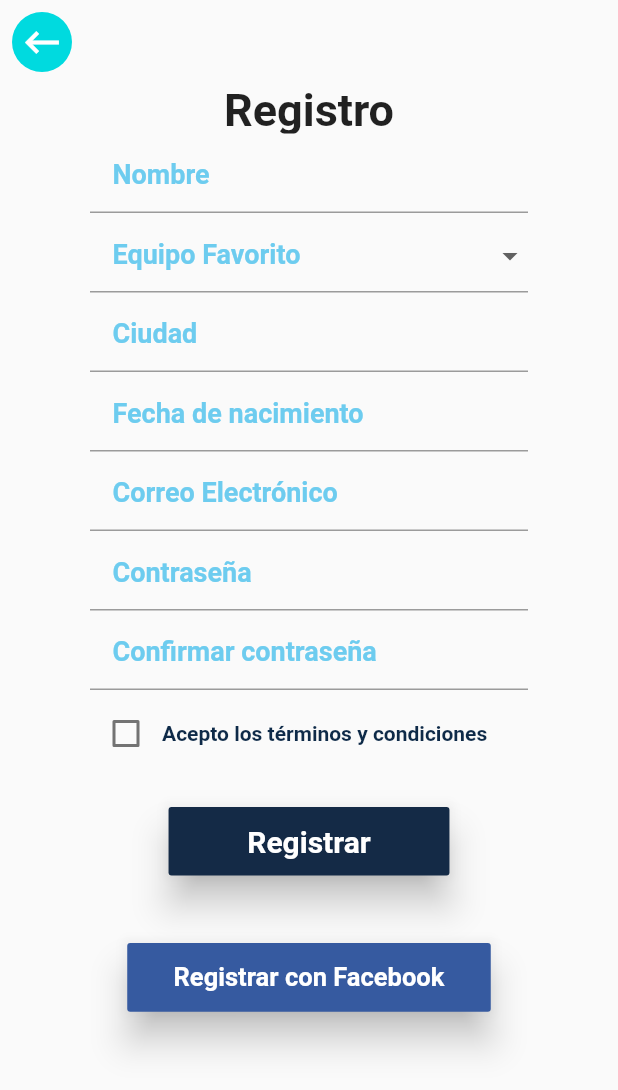
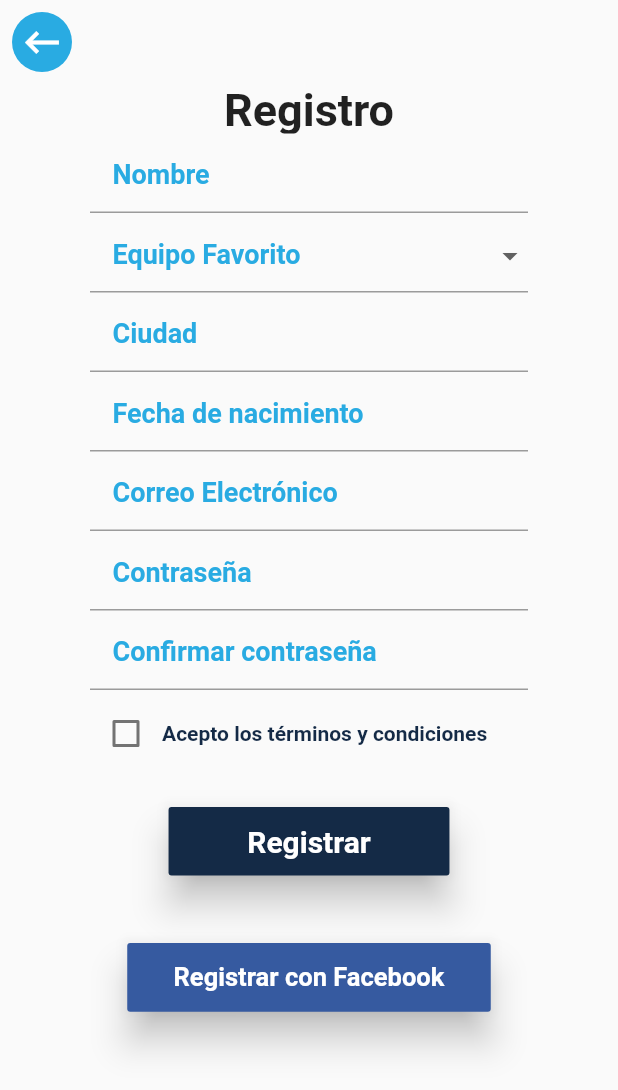
Before and after one commit to aldoulisescv/scorefan, a Flutter app: the screen it shows after launch, after a tap on "Resgistrate", on a phone screen of 412 x 824 dp. Shown: the top 1090 px of the screen. Run offline on Flutter 3.47's test engine with Material 2 defaults, Android fonts, the phone set to English and light mode, and no system bars; our stand-ins replace flutter_svg.

Commit message:
variables

```diff
--- /dev/null
+++ b/scorefan/lib/classes/variables.dart
@@ -0,0 +1,23 @@
+import 'package:flutter/material.dart';
+
+class Variables {
+
+  static const TRANSPARENTE =  Color(0x00FFFFFF);
+  static const BLANCO =  Color(0xFFFFFFFF);
+  static const GRIS =  Color(0xFFE6E6E6);
+  static const AZULCYAN =  Color(0xFF00FFFF);
+  static const AZULCLARO =  Color(0xFF29ABE2);
+  static const AZULFACEBOOK = Color(0xFF365aa0);
+  static const AZULOSCURO =  Color(0xFF142A46);
+
+  double width(double _width, double valor){
+    var result = _width * (valor/100);
+    var res =  result.toDouble();
+    return res;
+  }
+  double heigth(double _heigth, double valor){
+    var result = _heigth * (valor/100);
+    var res =  result.toDouble();
+    return res;
+  }
+}
--- a/scorefan/lib/login.dart
+++ b/scorefan/lib/login.dart
@@ -1,6 +1,8 @@
 
 import 'package:flutter/material.dart';
 import 'package:flutter_svg/flutter_svg.dart';
+import 'package:scorefan/classes/variables.dart';
+import 'package:scorefan/home.dart';
 import 'package:scorefan/signup.dart';
 
 class Login extends StatefulWidget {
@@ -9,18 +11,20 @@ class Login extends StatefulWidget {
 }
 
 class _LoginState extends State<Login>{
-
-
   @override
   Widget build(BuildContext context) {
+
+    var _height = MediaQuery.of(context).size.height;
+    var _width = MediaQuery.of(context).size.width;
+
     return   Scaffold(
       body: Center(
         child: Container(
-          height: MediaQuery.of(context).size.height,
-          width: MediaQuery.of(context).size.width,
+          height: _height,
+          width: _width,
           decoration: BoxDecoration(
             gradient: LinearGradient(
-              colors: [Color(0xFFFFFFFF),Color(0xFF142a46)],
+              colors: [Variables.BLANCO,Variables.AZULOSCURO],
               begin: Alignment.topCenter,
               end: Alignment.bottomCenter,
               stops: [0,0.82],
@@ -32,8 +36,8 @@ class _LoginState extends State<Login>{
                     center: const Alignment(0,-0.25),
                     radius:1.1,
                     colors: [
-                      const Color(0xFFFFFFFF),
-                      const Color(0X00FFFFFF),
+                       Variables.BLANCO,
+                       Variables.TRANSPARENTE,
                     ],
                      stops: [0.1,1],
                   ),
@@ -41,19 +45,19 @@ class _LoginState extends State<Login>{
             child: Column(
               children: <Widget>[
                 Container(
-                  height: MediaQuery.of(context).size.height/2.5,
+                  height: _height/2.5,
                   margin: EdgeInsets.only(top: 40, left: 20, right: 20),
                       child: SvgPicture.asset("assets/sflogo/ScoreFanLogotipo.svg"),
                 ),
                 Container(
-                  height: MediaQuery.of(context).size.height/12,
+                  height: _height/12,
                   margin: EdgeInsets.only(left: 40, right: 40),
                   child: TextField(
                     autofocus: false,
                     decoration: new InputDecoration(
                       prefixIcon: Container(
-                        height: MediaQuery.of(context).size.height/20,
-                        width: MediaQuery.of(context).size.width/8,
+                        height: _height/20,
+                        width: _width/8,
                         // color: Colors.red,
                         child:Padding(
                           padding: const EdgeInsets.only(left:0, right: 8.0, top: 8, bottom: 8),
@@ -83,14 +87,13 @@ class _LoginState extends State<Login>{
                   ),
                 ),
                 Container(
-                  height: MediaQuery.of(context).size.height/12,
+                  height: _height/12,
                   margin: EdgeInsets.only(left: 40, right: 40),
                   child: TextField(
                     decoration: new InputDecoration(
                       prefixIcon: Container(
-                        height: MediaQuery.of(context).size.height/20,
-                        width: MediaQuery.of(context).size.width/8,
-                        // color: Colors.red,
+                        height: _height/20,
+                        width: _width/8,
                         child:Padding(
                           padding: const EdgeInsets.only(left:0, right: 8.0, top: 8, bottom: 8),
                           child: SvgPicture.asset("assets/images/08Login/icon_pass.svg"),
@@ -98,20 +101,20 @@ class _LoginState extends State<Login>{
                         ),
                       labelText: "Contraseña",
                       labelStyle: TextStyle(
-                        color:  Color(0xFF29abe2) ,
+                        color:  Variables.AZULCLARO ,
                         fontWeight: FontWeight.bold,
                         fontSize: 20
                       ),
                       enabledBorder: new UnderlineInputBorder(
                         borderSide: new BorderSide(
-                          color: Color(0xFF142a46) ,
+                          color: Variables.AZULOSCURO ,
                           width: 2,
                         ),
                       ),
                       focusedBorder: new UnderlineInputBorder(
 
                         borderSide: new BorderSide(
-                          color: Color(0xFF142a46) ,
+                          color: Variables.AZULOSCURO ,
                           width: 2,
                         )
                       ),
@@ -119,25 +122,25 @@ class _LoginState extends State<Login>{
                   ),
                 ),
                 Container(
-                  height: MediaQuery.of(context).size.height/18,
-                  width: MediaQuery.of(context).size.width /2,
+                  height: _height/18,
+                  width: _width /2,
                   margin: EdgeInsets.only(top:25, bottom: 20),
                   child: RaisedButton(
                     elevation: 10,
-                    color: Color(0xFF142a46),
+                    color: Variables.AZULOSCURO,
                     child:Text("Login",
                       style: TextStyle(
                         fontSize: 20,
-                        color: Colors.white,
+                        color: Variables.BLANCO,
                         fontWeight: FontWeight.bold
                       ),
                     ),
-                    onPressed: ()=>{},
+                    onPressed: ()=>Navigator.of(context).push(new MaterialPageRoute(builder: (BuildContext context)=>new Home())),
                     ),
                 ),
                 Container(
-                  height: MediaQuery.of(context).size.height/25,
-                  width: MediaQuery.of(context).size.width /2,
+                  height: _height/25,
+                  width: _width /2,
                   margin: EdgeInsets.only(bottom: 15),
                   child: Center(
                     child: InkWell(
@@ -145,7 +148,7 @@ class _LoginState extends State<Login>{
                       child:Text('Resgistrate',
                         style: TextStyle(
                           fontSize: 20,
-                          color: Color(0xFF00ffff),
+                          color: Variables.AZULCYAN,
                           fontWeight: FontWeight.bold,
                         ),
                       )
@@ -153,15 +156,15 @@ class _LoginState extends State<Login>{
                   ),
                 ),
                 Container(
-                  height: MediaQuery.of(context).size.height/25,
-                  width: MediaQuery.of(context).size.width /2,
+                  height: _height/25,
+                  width: _width /2,
                   child: Center(
                     child: InkWell(
                       onTap: ()=>{},
                       child:Text('Olvidé mi contraseña',
                         style: TextStyle(
                           fontSize: 20,
-                          color: Colors.grey[300],
+                          color: Variables.GRIS,
                           fontStyle: FontStyle.italic
                         ),
                       )
--- a/scorefan/lib/main.dart
+++ b/scorefan/lib/main.dart
@@ -7,6 +7,7 @@ void main() => runApp(Scorefan());
 class Scorefan extends StatelessWidget {
   @override
   Widget build(BuildContext context) {
+
     return MaterialApp(
       title: 'ScoreFan',
       home: Login(),
--- a/scorefan/lib/signup.dart
+++ b/scorefan/lib/signup.dart
@@ -1,6 +1,7 @@
 import 'dart:convert';
 
 import 'package:flutter/material.dart';
+import 'package:scorefan/classes/variables.dart';
 
 class Signup extends StatefulWidget {
   @override
@@ -12,29 +13,31 @@ class _SignupState extends State<Signup> {
   bool _valueCheck = false;
   @override
   Widget build(BuildContext context) {
+    var _height = MediaQuery.of(context).size.height;
+    var _width = MediaQuery.of(context).size.width;
     return Scaffold(
       appBar: new AppBar(
         leading: IconButton(
           icon: Container(
             decoration: new BoxDecoration(
-              color: Color(0xFF00dadf),
+              color: Variables.AZULCLARO,
               shape: BoxShape.circle,
             ),
             height: 50,
             width: 50,
-            child: Icon(Icons.keyboard_backspace, color: Colors.white, size: 30,)),
+            child: Icon(Icons.keyboard_backspace, color: Variables.BLANCO, size: 30,)),
             onPressed: () => Navigator.of(context).pop(),
         ),
         backgroundColor: Colors.transparent,
         elevation: 0.0,
       ),
       body: Container(
-        height: MediaQuery.of(context).size.height,
-        width: MediaQuery.of(context).size.width,
+        height: _height,
+        width: _width,
         child: Column(
           children: <Widget>[
             Container(
-              height: MediaQuery.of(context).size.height/25,
+              height: _height/25,
               child: Center(
                 child: Text('Registro',style: TextStyle(fontSize: 30, fontWeight: FontWeight.bold),),
                 ),
@@ -50,7 +53,7 @@ class _SignupState extends State<Signup> {
                         contentPadding: EdgeInsets.only(left:15),
                         labelText: 'Nombre',
                         labelStyle: TextStyle(
-                          color: Color(0xFF6dccef),
+                          color: Variables.AZULCLARO,
                           fontSize: 18, fontWeight:
                           FontWeight.w600
                           ),
@@ -64,7 +67,7 @@ class _SignupState extends State<Signup> {
                         contentPadding: EdgeInsets.only(left:15),
                         labelText: 'Equipo Favorito',
                         labelStyle: TextStyle(
-                          color: Color(0xFF6dccef),
+                          color: Variables.AZULCLARO,
                           fontSize: 18, fontWeight:
                           FontWeight.w600
                           ),
@@ -90,7 +93,7 @@ class _SignupState extends State<Signup> {
                         contentPadding: EdgeInsets.only(left:15),
                         labelText: 'Ciudad',
                         labelStyle: TextStyle(
-                          color: Color(0xFF6dccef),
+                          color: Variables.AZULCLARO,
                           fontSize: 18, fontWeight:
                           FontWeight.w600
                           ),
@@ -104,7 +107,7 @@ class _SignupState extends State<Signup> {
                         contentPadding: EdgeInsets.only(left:15),
                         labelText: 'Fecha de nacimiento',
                         labelStyle: TextStyle(
-                          color: Color(0xFF6dccef),
+                          color: Variables.AZULCLARO,
                           fontSize: 18, fontWeight:
                           FontWeight.w600
                           ),
@@ -118,7 +121,7 @@ class _SignupState extends State<Signup> {
                         contentPadding: EdgeInsets.only(left:15),
                         labelText: 'Correo Electrónico',
                         labelStyle: TextStyle(
-                          color: Color(0xFF6dccef),
+                          color: Variables.AZULCLARO,
                           fontSize: 18, fontWeight:
                           FontWeight.w600
                           ),
@@ -132,7 +135,7 @@ class _SignupState extends State<Signup> {
                         contentPadding: EdgeInsets.only(left:15),
                         labelText: 'Contraseña',
                         labelStyle: TextStyle(
-                          color: Color(0xFF6dccef),
+                          color: Variables.AZULCLARO,
                           fontSize: 18, fontWeight:
                           FontWeight.w600
                           ),
@@ -146,7 +149,7 @@ class _SignupState extends State<Signup> {
                         contentPadding: EdgeInsets.only(left:15),
                         labelText: 'Confirmar contraseña',
                         labelStyle: TextStyle(
-                          color: Color(0xFF6dccef),
+                          color: Variables.AZULCLARO,
                           fontSize: 18, fontWeight:
                           FontWeight.w600
                           ),
@@ -159,7 +162,7 @@ class _SignupState extends State<Signup> {
                       children:<Widget>[
                         Container(
                           child: Checkbox(
-                            activeColor: Color(0xFF0e2a48),
+                            activeColor: Variables.AZULOSCURO,
                             value: _valueCheck,
                             onChanged: (bool value) {
                               setState(() {
@@ -170,7 +173,7 @@ class _SignupState extends State<Signup> {
                           child :Text('Acepto los términos y condiciones',
                                   style: TextStyle(
                                   fontWeight:FontWeight.bold,
-                                  color: Color(0xFF0e2a48)
+                                  color: Variables.AZULOSCURO
                                   ),
                              )
                         )
@@ -178,8 +181,8 @@ class _SignupState extends State<Signup> {
                     ),
                   ),
                   Container(
-                    height: MediaQuery.of(context).size.height/18,
-                    width: MediaQuery.of(context).size.width /2.2,
+                    height: _height/18,
+                    width: _width /2.2,
                     margin: EdgeInsets.only(top:25, bottom: 20),
                     child: RaisedButton(
                       elevation: 10,
@@ -187,7 +190,7 @@ class _SignupState extends State<Signup> {
                       child:Text("Registrar",
                         style: TextStyle(
                           fontSize: 20,
-                          color: Colors.white,
+                          color: Variables.BLANCO,
                           fontWeight: FontWeight.bold
                         ),
                       ),
@@ -195,16 +198,16 @@ class _SignupState extends State<Signup> {
                       ),
                   ),
                   Container(
-                    height: MediaQuery.of(context).size.height/18,
-                    width: MediaQuery.of(context).size.width /1.7,
+                    height: _height/18,
+                    width: _width /1.7,
                     margin: EdgeInsets.only(top:25, bottom: 20),
                     child: RaisedButton(
                       elevation: 10,
-                      color: Color(0xFF365aa0),
+                      color: Variables.AZULFACEBOOK,
                       child:Text("Registrar con Facebook",
                         style: TextStyle(
                           fontSize: 17,
-                          color: Colors.white,
+                          color: Variables.BLANCO,
                           fontWeight: FontWeight.bold
                         ),
                       ),
```
Also changed, not shown: scorefan/lib/home.dart (added, +112 -0 lines).
